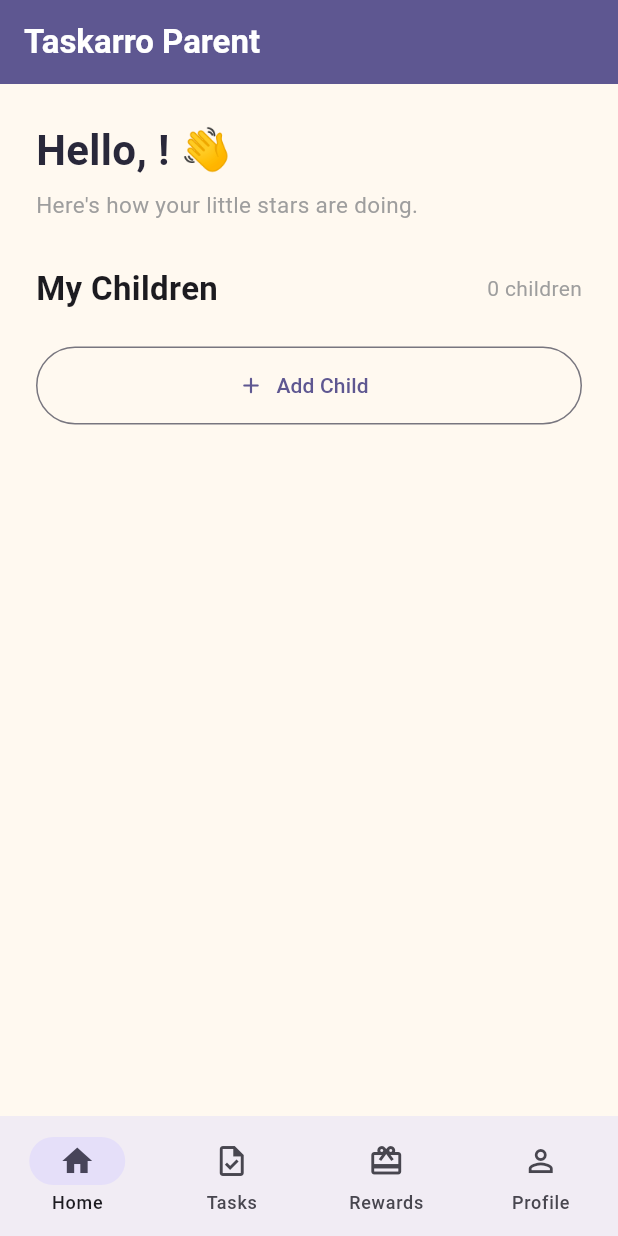
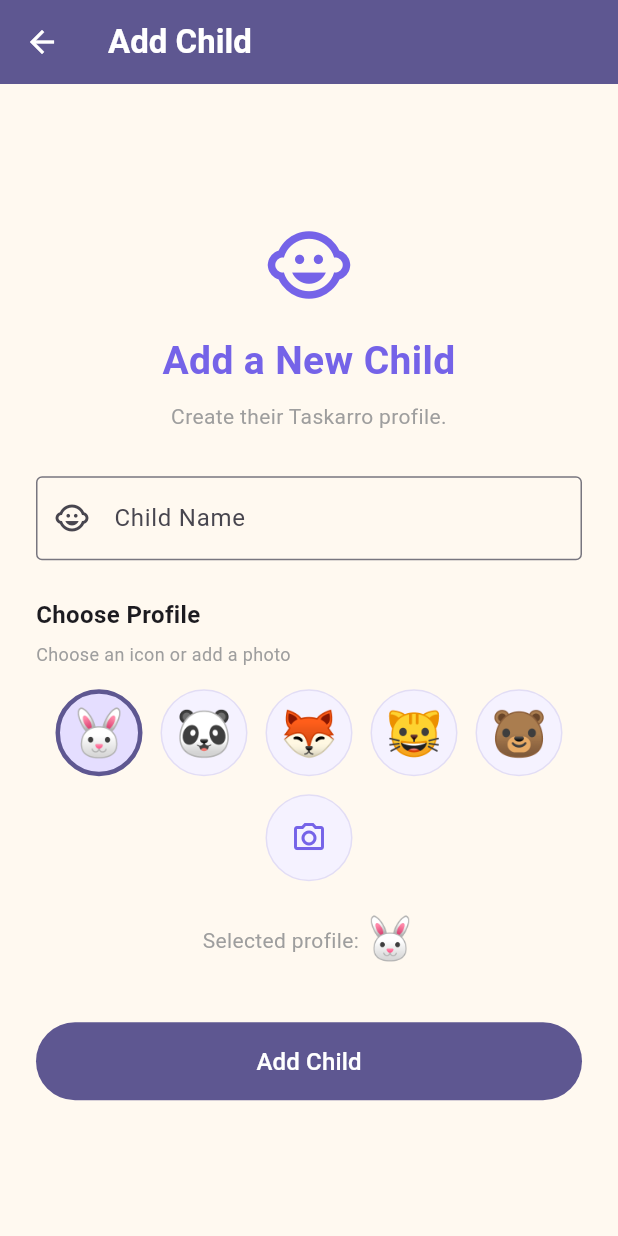
Before and after one commit to SarahAlkhalifah7/SWE463-MobileApplicationDevelopment, a Flutter app: the ParentModeScreen screen opened directly with empty values, after a tap on "Add Child", on a phone screen of 412 x 824 dp. Run offline on Flutter 3.47's test engine with Material 3 defaults, Android fonts, the phone set to English and light mode, and no system bars; our stand-ins replace image_picker, shared_preferences; accounts and stored records are empty.

Commit message:
add new child

```diff
--- a/taskarro/lib/models/child.dart
+++ b/taskarro/lib/models/child.dart
@@ -2,20 +2,30 @@ class Child {
   final String name;
   final String avatar;
   final String accessCode;
+  final String? photoPath;
 
-  Child({required this.name, required this.avatar, required this.accessCode});
+  Child({
+    required this.name,
+    required this.avatar,
+    required this.accessCode,
+    this.photoPath,
+  });
 
-  // Convert Child object to JSON
   Map<String, dynamic> toJson() {
-    return {'name': name, 'avatar': avatar, 'accessCode': accessCode};
+    return {
+      'name': name,
+      'avatar': avatar,
+      'accessCode': accessCode,
+      'photoPath': photoPath,
+    };
   }
 
-  // Convert JSON back to Child object
   factory Child.fromJson(Map<String, dynamic> json) {
     return Child(
       name: json['name'] as String,
       avatar: json['avatar'] as String,
       accessCode: json['accessCode'] as String,
+      photoPath: json['photoPath'] as String?,
     );
   }
 }
--- /dev/null
+++ b/taskarro/lib/screens/add_child.dart
@@ -0,0 +1,396 @@
+import 'dart:io';
+import 'dart:math';
+
+import 'package:flutter/material.dart';
+import 'package:image_picker/image_picker.dart';
+
+import '../models/child.dart';
+import '../models/parent.dart';
+import '../services/account_storage.dart';
+
+class AddChildScreen extends StatefulWidget {
+  const AddChildScreen({super.key, required this.parent});
+
+  final ParentAccount parent;
+
+  @override
+  State<AddChildScreen> createState() => _AddChildScreenState();
+}
+
+class _AddChildScreenState extends State<AddChildScreen> {
+  final _formKey = GlobalKey<FormState>();
+
+  final _nameController = TextEditingController();
+
+  final ImagePicker _imagePicker = ImagePicker();
+
+  final List<String> avatars = ['🐰', '🐼', '🦊', '🐱', '🐻'];
+
+  String selectedAvatar = '🐰';
+
+  XFile? selectedPhoto;
+
+  @override
+  void dispose() {
+    _nameController.dispose();
+    super.dispose();
+  }
+
+  // Show camera / library options
+  void _showPhotoOptions() {
+    showModalBottomSheet(
+      context: context,
+      builder: (sheetContext) {
+        return SafeArea(
+          child: Wrap(
+            children: [
+              ListTile(
+                leading: const Icon(Icons.camera_alt_outlined),
+                title: const Text('Take a Photo'),
+                onTap: () {
+                  Navigator.pop(sheetContext);
+
+                  _pickPhoto(ImageSource.camera);
+                },
+              ),
+
+              ListTile(
+                leading: const Icon(Icons.photo_library_outlined),
+                title: const Text('Choose from Library'),
+                onTap: () {
+                  Navigator.pop(sheetContext);
+
+                  _pickPhoto(ImageSource.gallery);
+                },
+              ),
+
+              ListTile(
+                leading: const Icon(Icons.close),
+                title: const Text('Cancel'),
+                onTap: () {
+                  Navigator.pop(sheetContext);
+                },
+              ),
+            ],
+          ),
+        );
+      },
+    );
+  }
+
+  // Pick photo
+  Future<void> _pickPhoto(ImageSource source) async {
+    final XFile? photo = await _imagePicker.pickImage(
+      source: source,
+      imageQuality: 80,
+    );
+
+    if (photo != null && mounted) {
+      setState(() {
+        selectedPhoto = photo;
+      });
+    }
+  }
+
+  // Generate unique 4-digit child code
+  Future<String> _generateUniqueCode() async {
+    final accounts = await AccountStorage.getAccounts();
+
+    final Set<String> usedCodes = {};
+
+    for (final account in accounts) {
+      for (final child in account.children) {
+        usedCodes.add(child.accessCode);
+      }
+    }
+
+    final random = Random();
+
+    String code;
+
+    do {
+      code = (1000 + random.nextInt(9000)).toString();
+    } while (usedCodes.contains(code));
+
+    return code;
+  }
+
+  // Save child
+  Future<void> _saveChild() async {
+    if (!_formKey.currentState!.validate()) {
+      return;
+    }
+
+    final code = await _generateUniqueCode();
+
+    final newChild = Child(
+      name: _nameController.text.trim(),
+      avatar: selectedAvatar,
+      accessCode: code,
+      photoPath: selectedPhoto?.path,
+    );
+
+    final updatedChildren = [...widget.parent.children, newChild];
+
+    final updatedParent = ParentAccount(
+      name: widget.parent.name,
+      email: widget.parent.email,
+      password: widget.parent.password,
+      children: updatedChildren,
+    );
+
+    await AccountStorage.updateAccount(updatedParent);
+
+    if (!mounted) return;
+
+    ScaffoldMessenger.of(context).showSnackBar(
+      const SnackBar(
+        content: Text('Child added successfully!'),
+        duration: Duration(seconds: 1),
+      ),
+    );
+
+    await Future.delayed(const Duration(seconds: 1));
+
+    if (!mounted) return;
+
+    Navigator.pop(context, updatedParent);
+  }
+
+  @override
+  Widget build(BuildContext context) {
+    return Scaffold(
+      backgroundColor: const Color(0xFFFFF9F0),
+
+      appBar: AppBar(
+        backgroundColor: Theme.of(context).colorScheme.primary,
+        foregroundColor: Colors.white,
+        title: const Text(
+          'Add Child',
+          style: TextStyle(fontWeight: FontWeight.bold),
+        ),
+      ),
+
+      body: SafeArea(
+        child: Center(
+          child: SingleChildScrollView(
+            padding: const EdgeInsets.all(24),
+
+            child: ConstrainedBox(
+              constraints: const BoxConstraints(maxWidth: 420),
+
+              child: Form(
+                key: _formKey,
+
+                child: Column(
+                  mainAxisSize: MainAxisSize.min,
+                  children: [
+                    const Icon(
+                      Icons.child_care,
+                      size: 60,
+                      color: Color(0xFF7563E8),
+                    ),
+
+                    const SizedBox(height: 16),
+
+                    const Text(
+                      'Add a New Child',
+                      textAlign: TextAlign.center,
+                      style: TextStyle(
+                        fontSize: 26,
+                        fontWeight: FontWeight.bold,
+                        color: Color(0xFF7563E8),
+                      ),
+                    ),
+
+                    const SizedBox(height: 8),
+
+                    const Text(
+                      'Create their Taskarro profile.',
+                      textAlign: TextAlign.center,
+                      style: TextStyle(color: Colors.grey),
+                    ),
+
+                    const SizedBox(height: 30),
+
+                    // Child name
+                    TextFormField(
+                      controller: _nameController,
+                      decoration: const InputDecoration(
+                        labelText: 'Child Name',
+                        hintText: 'Enter child name',
+                        prefixIcon: Icon(Icons.child_care),
+                        border: OutlineInputBorder(),
+                      ),
+                      validator: (value) {
+                        if (value == null || value.trim().isEmpty) {
+                          return 'Please enter the child name';
+                        }
+
+                        return null;
+                      },
+                    ),
+
+                    const SizedBox(height: 25),
+
+                    const Align(
+                      alignment: Alignment.centerLeft,
+                      child: Text(
+                        'Choose Profile',
+                        style: TextStyle(
+                          fontSize: 16,
+                          fontWeight: FontWeight.bold,
+                        ),
+                      ),
+                    ),
+
+                    const SizedBox(height: 6),
+
+                    const Align(
+                      alignment: Alignment.centerLeft,
+                      child: Text(
+                        'Choose an icon or add a photo',
+                        style: TextStyle(fontSize: 12, color: Colors.grey),
+                      ),
+                    ),
+
+                    const SizedBox(height: 15),
+
+                    // Icons + camera
+                    Wrap(
+                      spacing: 12,
+                      runSpacing: 12,
+                      alignment: WrapAlignment.center,
+                      children: [
+                        ...avatars.map((avatar) {
+                          final isSelected =
+                              selectedPhoto == null && selectedAvatar == avatar;
+
+                          return InkWell(
+                            borderRadius: BorderRadius.circular(50),
+                            onTap: () {
+                              setState(() {
+                                selectedAvatar = avatar;
+
+                                // Remove photo selection
+                                // when an icon is selected
+                                selectedPhoto = null;
+                              });
+                            },
+                            child: AnimatedContainer(
+                              duration: const Duration(milliseconds: 150),
+                              width: 58,
+                              height: 58,
+                              alignment: Alignment.center,
+                              decoration: BoxDecoration(
+                                shape: BoxShape.circle,
+
+                                color: isSelected
+                                    ? Theme.of(context)
+                                          .colorScheme
+                                          .primaryContainer
+                                    : const Color(0xFFF5F2FF),
+
+                                border: Border.all(
+                                  color: isSelected
+                                      ? Theme.of(context).colorScheme.primary
+                                      : const Color(0xFFE2DDF5),
+                                  width: isSelected ? 3 : 1,
+                                ),
+                              ),
+                              child: Text(
+                                avatar,
+                                style: const TextStyle(fontSize: 30),
+                              ),
+                            ),
+                          );
+                        }),
+
+                        // Camera / selected photo
+                        InkWell(
+                          borderRadius: BorderRadius.circular(50),
+                          onTap: _showPhotoOptions,
+                          child: Container(
+                            width: 58,
+                            height: 58,
+                            decoration: BoxDecoration(
+                              shape: BoxShape.circle,
+                              color: const Color(0xFFF5F2FF),
+                              border: Border.all(
+                                color: selectedPhoto != null
+                                    ? Theme.of(context).colorScheme.primary
+                                    : const Color(0xFFE2DDF5),
+                                width: selectedPhoto != null ? 3 : 1,
+                              ),
+                            ),
+
+                            child: selectedPhoto != null
+                                ? ClipOval(
+                                    child: Image.file(
+                                      File(selectedPhoto!.path),
+                                      width: 58,
+                                      height: 58,
+                                      fit: BoxFit.cover,
+                                    ),
+                                  )
+                                : const Icon(
+                                    Icons.camera_alt_outlined,
+                                    color: Color(0xFF7563E8),
+                                  ),
+                          ),
+                        ),
+                      ],
+                    ),
+
+                    const SizedBox(height: 20),
+
+                    // Selected profile preview
+                    Row(
+                      mainAxisAlignment: MainAxisAlignment.center,
+                      children: [
+                        const Text(
+                          'Selected profile: ',
+                          style: TextStyle(color: Colors.grey),
+                        ),
+
+                        if (selectedPhoto == null)
+                          Text(
+                            selectedAvatar,
+                            style: const TextStyle(fontSize: 27),
+                          )
+                        else
+                          ClipOval(
+                            child: Image.file(
+                              File(selectedPhoto!.path),
+                              width: 40,
+                              height: 40,
+                              fit: BoxFit.cover,
+                            ),
+                          ),
+                      ],
+                    ),
+
+                    const SizedBox(height: 35),
+
+                    // Add Child
+                    SizedBox(
+                      width: double.infinity,
+                      height: 52,
+                      child: FilledButton(
+                        onPressed: _saveChild,
+                        child: const Text(
+                          'Add Child',
+                          style: TextStyle(fontSize: 16),
+                        ),
+                      ),
+                    ),
+                  ],
+                ),
+              ),
+            ),
+          ),
+        ),
+      ),
+    );
+  }
+}
--- a/taskarro/lib/screens/parent_dashboard.dart
+++ b/taskarro/lib/screens/parent_dashboard.dart
@@ -2,10 +2,19 @@ import 'package:flutter/material.dart';
 
 import '../models/parent.dart';
 
+import 'dart:io';
+
+import 'add_child.dart';
+
 class ParentDashboard extends StatelessWidget {
-  const ParentDashboard({super.key, required this.parent});
+  const ParentDashboard({
+    super.key,
+    required this.parent,
+    required this.onParentUpdated,
+  });
 
   final ParentAccount parent;
+  final ValueChanged<ParentAccount> onParentUpdated;
 
   @override
   Widget build(BuildContext context) {
@@ -82,10 +91,30 @@ class ParentDashboard extends StatelessWidget {
                                 color: Color(0xFFF2EFFF),
                                 shape: BoxShape.circle,
                               ),
-                              child: Text(
-                                child.avatar,
-                                style: const TextStyle(fontSize: 34),
-                              ),
+                              child: child.photoPath != null
+                                  ? ClipOval(
+                                      child: Image.file(
+                                        File(child.photoPath!),
+                                        width: 60,
+                                        height: 60,
+                                        fit: BoxFit.cover,
+                                        errorBuilder:
+                                            (context, error, stackTrace) {
+                                              return Center(
+                                                child: Text(
+                                                  child.avatar,
+                                                  style: const TextStyle(
+                                                    fontSize: 34,
+                                                  ),
+                                                ),
+                                              );
+                                            },
+                                      ),
+                                    )
+                                  : Text(
+                                      child.avatar,
+                                      style: const TextStyle(fontSize: 34),
+                                    ),
                             ),
 
                             const SizedBox(width: 14),
@@ -232,8 +261,17 @@ class ParentDashboard extends StatelessWidget {
                   width: double.infinity,
                   height: 52,
                   child: OutlinedButton.icon(
-                    onPressed: () {
-                      // Add Child screen later
+                    onPressed: () async {
+                      final updatedParent = await Navigator.push<ParentAccount>(
+                        context,
+                        MaterialPageRoute(
+                          builder: (_) => AddChildScreen(parent: parent),
+                        ),
+                      );
+
+                      if (updatedParent != null) {
+                        onParentUpdated(updatedParent);
+                      }
                     },
                     icon: const Icon(Icons.add_rounded),
                     label: const Text('Add Child'),
--- a/taskarro/lib/screens/parent_mode.dart
+++ b/taskarro/lib/screens/parent_mode.dart
@@ -15,13 +15,27 @@ class ParentModeScreen extends StatefulWidget {
 
 class _ParentModeScreenState extends State<ParentModeScreen> {
   int selectedIndex = 0;
+  late ParentAccount currentParent;
+
+  @override
+  void initState() {
+    super.initState();
+    currentParent = widget.parent;
+  }
 
   @override
   Widget build(BuildContext context) {
     // Screens for the bottom navigation
     final screens = [
       // Real Parent Dashboard
-      ParentDashboard(parent: widget.parent),
+      ParentDashboard(
+        parent: currentParent,
+        onParentUpdated: (updatedParent) {
+          setState(() {
+            currentParent = updatedParent;
+          });
+        },
+      ),
 
       // We will implement these later
       const PlaceholderScreen(title: 'Task Management'),
--- a/taskarro/lib/screens/parent_signup.dart
+++ b/taskarro/lib/screens/parent_signup.dart
@@ -556,12 +556,9 @@ class _ParentSignUpScreenState extends State<ParentSignUpScreen> {
                               children.add(
                                 Child(
                                   name: childControllers[i].text.trim(),
-
-                                  // For now we save the selected icon.
-                                  // We will handle saved photos separately later.
                                   avatar: selectedAvatars[i],
-
                                   accessCode: code,
+                                  photoPath: selectedPhotos[i]?.path,
                                 ),
                               );
                             }
```
Also changed, not shown: taskarro/lib/services/account_storage.dart (+16 -0 lines).
